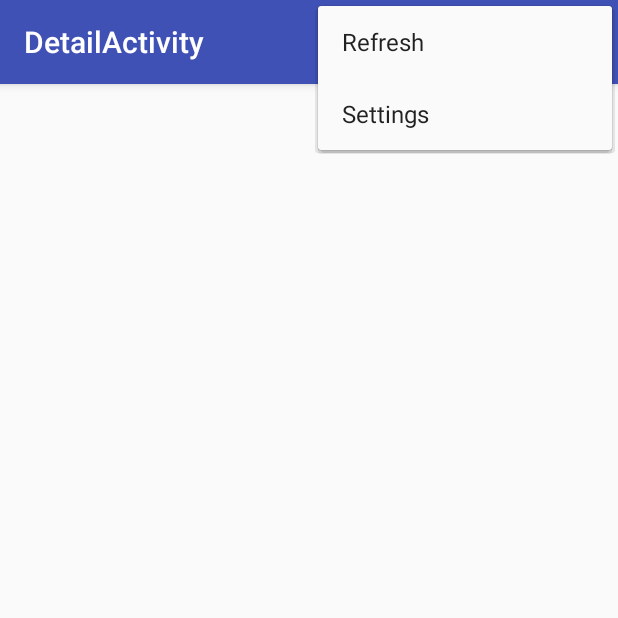
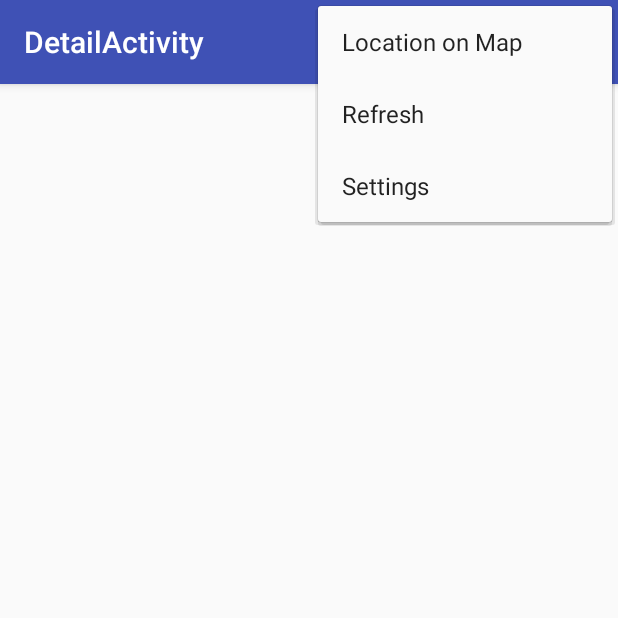
Before and after one commit to SidraJaved/Sunshine, an Android app: the DetailActivity screen opened directly, with no data from a screen before it, with the options menu open, on a phone screen of 412 x 824 dp, the top half of it. Run offline under Robolectric (Android 15) with nearby library versions, the phone set to English and light mode, and no system bars.

```diff
--- a/app/src/main/AndroidManifest.xml
+++ b/app/src/main/AndroidManifest.xml
@@ -21,6 +21,11 @@
 
                 <category android:name="android.intent.category.LAUNCHER" />
             </intent-filter>
+            <intent-filter>
+                <action android:name="android.intent.action.VIEW" />
+                <data android:scheme="geo" />
+                <category android:name="android.intent.category.DEFAULT" />
+            </intent-filter>
         </activity>
         <activity
             android:name=".DetailActivity"
--- a/app/src/main/res/menu/menu_main.xml
+++ b/app/src/main/res/menu/menu_main.xml
@@ -8,4 +8,8 @@
         android:title="@string/action_settings"
         android:icon="@android:drawable/ic_menu_preferences"
         app:showAsAction="never" />
+    <item
+        android:id="@+id/action_map_location"
+        android:title="@string/action_map_location"
+        app:showAsAction="never" />
 </menu>
--- a/app/src/main/res/values/strings.xml
+++ b/app/src/main/res/values/strings.xml
@@ -2,6 +2,7 @@
     <string name="app_name">Sunshine</string>
     <string name="action_settings">Settings</string>
     <string name="action_refresh">Refresh</string>
+    <string name="action_map_location">Location on Map</string>
     <string name="title_activity_detail">DetailActivity</string>
 
     <!-- TODO: Remove or change this placeholder text -->
```
Also changed, not shown: app/src/main/java/com/example/sidra/sunshine/ForecastFragment.java (+5 -20 lines), app/src/main/java/com/example/sidra/sunshine/MainActivity.java (+26 -1 lines), app/src/main/java/com/example/sidra/sunshine/SettingsFragment.java (+5 -5 lines).
